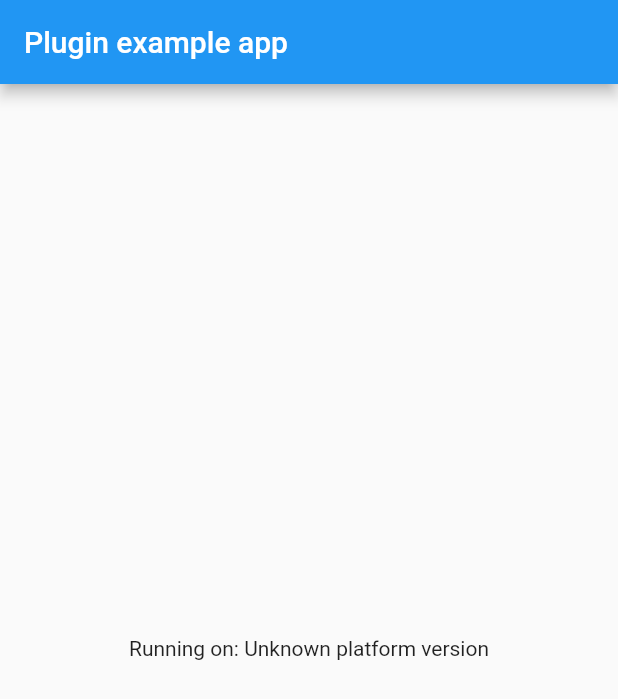
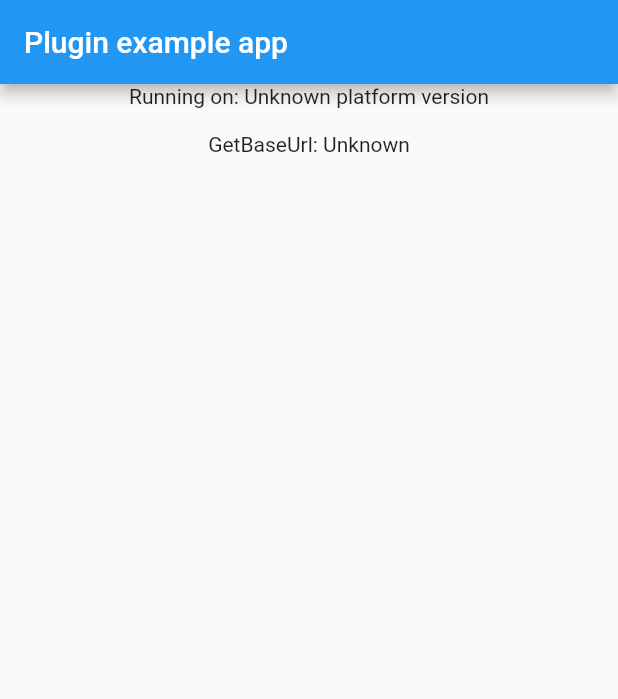
Before and after one commit to flutter-org/pgy_for_android, a Flutter app: the screen it shows after launch, on a phone screen of 412 x 824 dp. Shown: the top 699 px of the screen. Run offline on Flutter 3.47's test engine with Material 2 defaults, Android fonts, the phone set to English and light mode, and no system bars; our stand-ins replace plugin_platform_interface.

Commit message:
example调用getBaseUrl

```diff
--- a/example/lib/main.dart
+++ b/example/lib/main.dart
@@ -16,13 +16,15 @@ class MyApp extends StatefulWidget {
 }
 
 class _MyAppState extends State<MyApp> {
+  final _pgyForAndroidPlugin = PgyForAndroid();
   String _platformVersion = 'Unknown';
-  final _pgyForAndroidPlugin = PgyForAndroid();
+  String _baseUrl = 'Unknown';
 
   @override
   void initState() {
     super.initState();
     initPlatformState();
+    getBaseUrl();
   }
 
   // Platform messages are asynchronous, so we initialize in an async method.
@@ -31,8 +33,7 @@ class _MyAppState extends State<MyApp> {
     // Platform messages may fail, so we use a try/catch PlatformException.
     // We also handle the message potentially returning null.
     try {
-      platformVersion =
-          await _pgyForAndroidPlugin.getPlatformVersion() ?? 'Unknown platform version';
+      platformVersion = await _pgyForAndroidPlugin.getPlatformVersion() ?? 'Unknown platform version';
     } on PlatformException {
       platformVersion = 'Failed to get platform version.';
     }
@@ -47,6 +48,15 @@ class _MyAppState extends State<MyApp> {
     });
   }
 
+  Future<void> getBaseUrl() async {
+    String? baseUrl = await _pgyForAndroidPlugin.getBaseUrl();
+    if (baseUrl != null) {
+      setState(() {
+        _baseUrl = baseUrl;
+      });
+    }
+  }
+
   @override
   Widget build(BuildContext context) {
     return MaterialApp(
@@ -55,7 +65,12 @@ class _MyAppState extends State<MyApp> {
           title: const Text('Plugin example app'),
         ),
         body: Center(
-          child: Text('Running on: $_platformVersion\n'),
+          child: Column(
+            children: [
+              Text('Running on: $_platformVersion\n'),
+              Text('GetBaseUrl: $_baseUrl'),
+            ],
+          ),
         ),
       ),
     );
```
